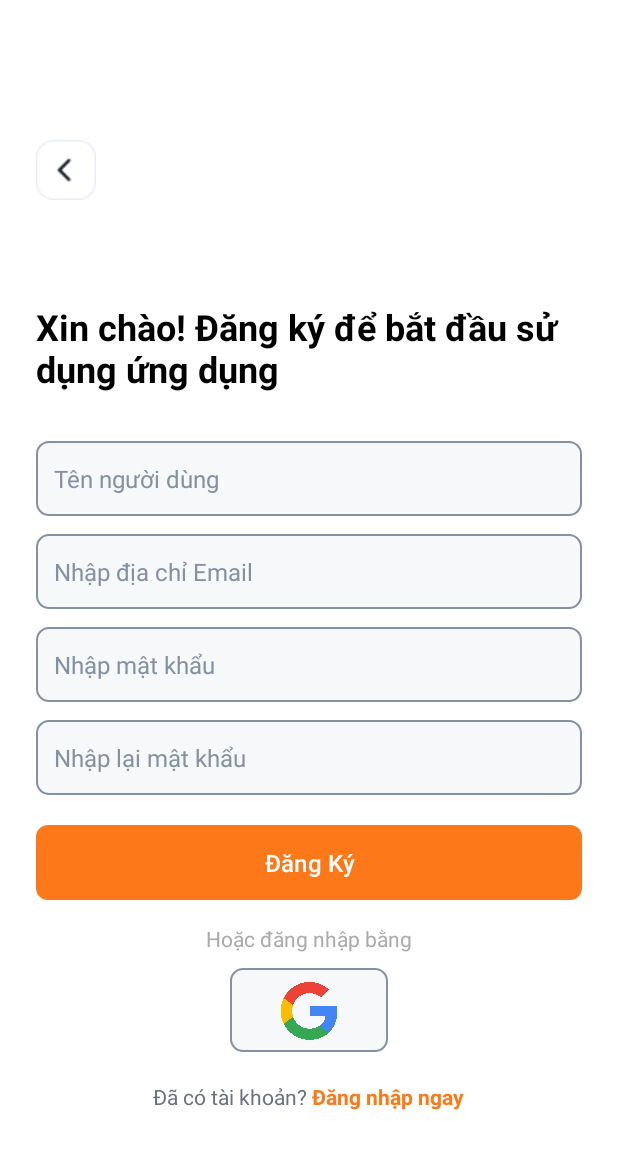
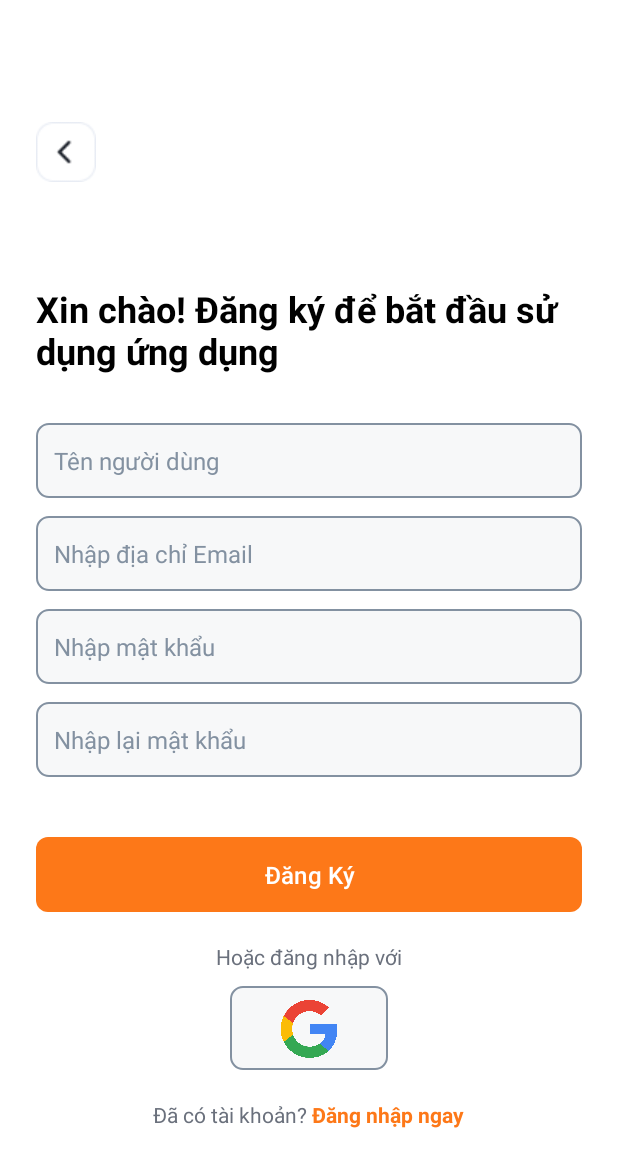
Before and after one commit to BanhPaoMoc/QRInventoryAppNCKH, an Android app: the RegisterActivity screen opened directly, with no data from a screen before it, on a phone screen of 412 x 824 dp. Shown: the top 1167 px of the screen. Run offline under Robolectric (Android 15) with nearby library versions, the phone set to English and light mode, and no system bars; our stand-ins replace Firebase (no records; nobody signed in at launch, a user with empty details on screens opened directly).

Commit message:
Sửa Layout

```diff
--- a/app/src/main/res/layout/activity_register.xml
+++ b/app/src/main/res/layout/activity_register.xml
@@ -81,7 +81,8 @@
             android:textColor="@color/black"
             android:background="@drawable/edt"
             android:padding="12dp"
-            android:layout_marginTop="12dp"/>
+            android:layout_marginTop="12dp"
+            android:layout_marginBottom="20dp"/>
 
         <!-- Register Button -->
         <Button
@@ -95,13 +96,12 @@
 
         <!-- OR Divider -->
         <TextView
-            android:layout_width="match_parent"
+            android:layout_width="wrap_content"
             android:layout_height="wrap_content"
-            android:text="Hoặc đăng nhập bằng"
-            android:textSize="14sp"
-            android:gravity="center"
-            android:textColor="@android:color/darker_gray"
-            android:layout_marginTop="16dp"/>
+            android:text="Hoặc đăng nhập với"
+            android:layout_marginTop="20dp"
+            android:textColor="@color/dark_gray"
+            android:textSize="14sp"/>
 
         <!-- Google Sign-In Button -->
         <ImageView
```
Also changed, not shown: app/src/main/res/layout/activity_login.xml (+1 -11 lines), app/src/main/res/layout/activity_welcome.xml (+5 -5 lines), app/src/main/res/values/themes.xml (+13 -5 lines).
